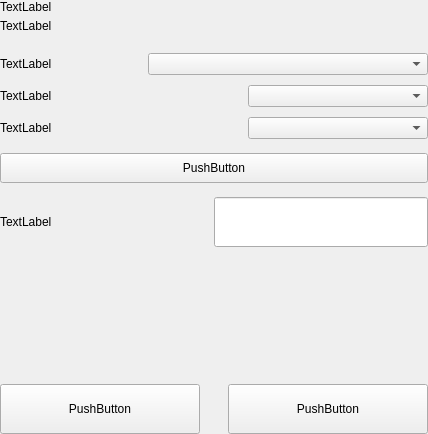
The window that src/qt/vitae/settings/forms/settingsdisplayoptionswidget.ui (VitaeTeam/Vitae) describes before a commit, drawn with Qt 5.
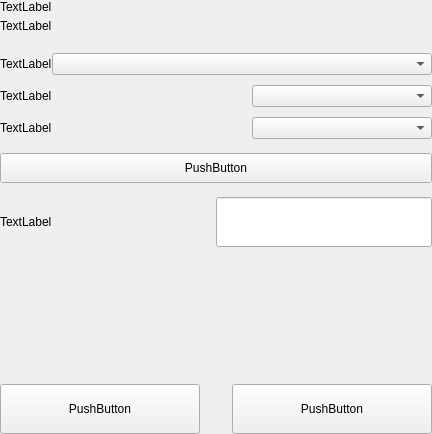
The same window after the commit.

What changed in the file:
```diff
--- a/src/qt/vitae/settings/forms/settingsdisplayoptionswidget.ui
+++ b/src/qt/vitae/settings/forms/settingsdisplayoptionswidget.ui
@@ -122,13 +122,13 @@
            <widget class="QComboBox" name="comboBoxLanguage">
             <property name="minimumSize">
              <size>
-              <width>280</width>
+              <width>380</width>
               <height>0</height>
              </size>
             </property>
             <property name="maximumSize">
              <size>
-              <width>280</width>
+              <width>380</width>
               <height>16777215</height>
              </size>
             </property>
```
